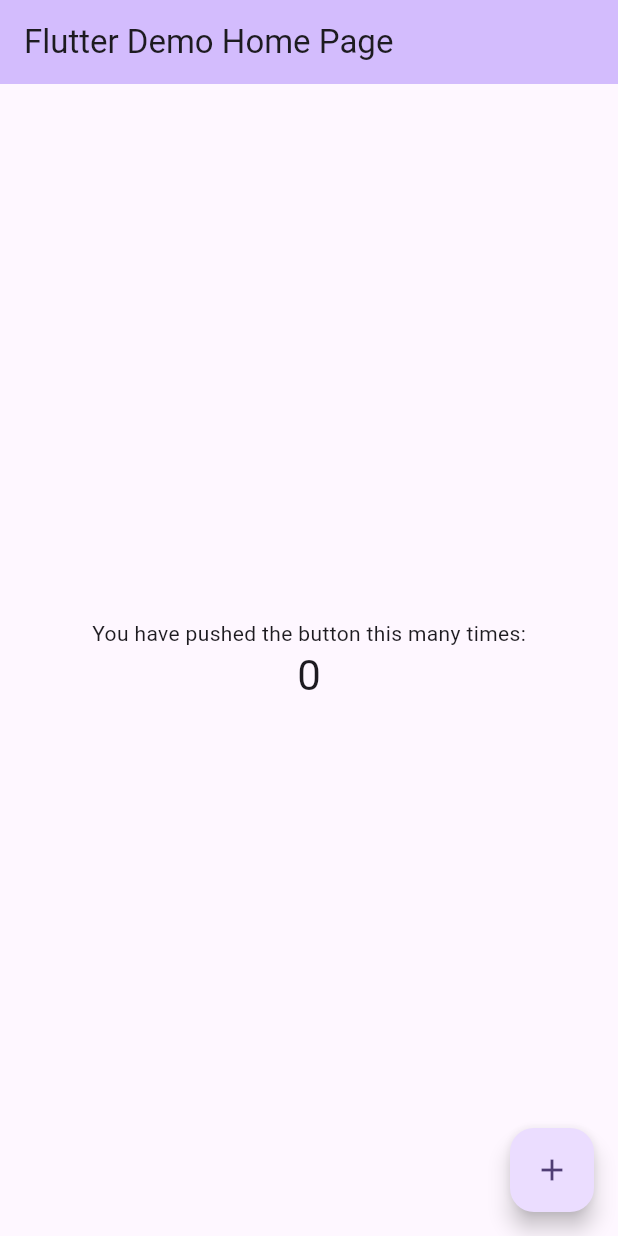
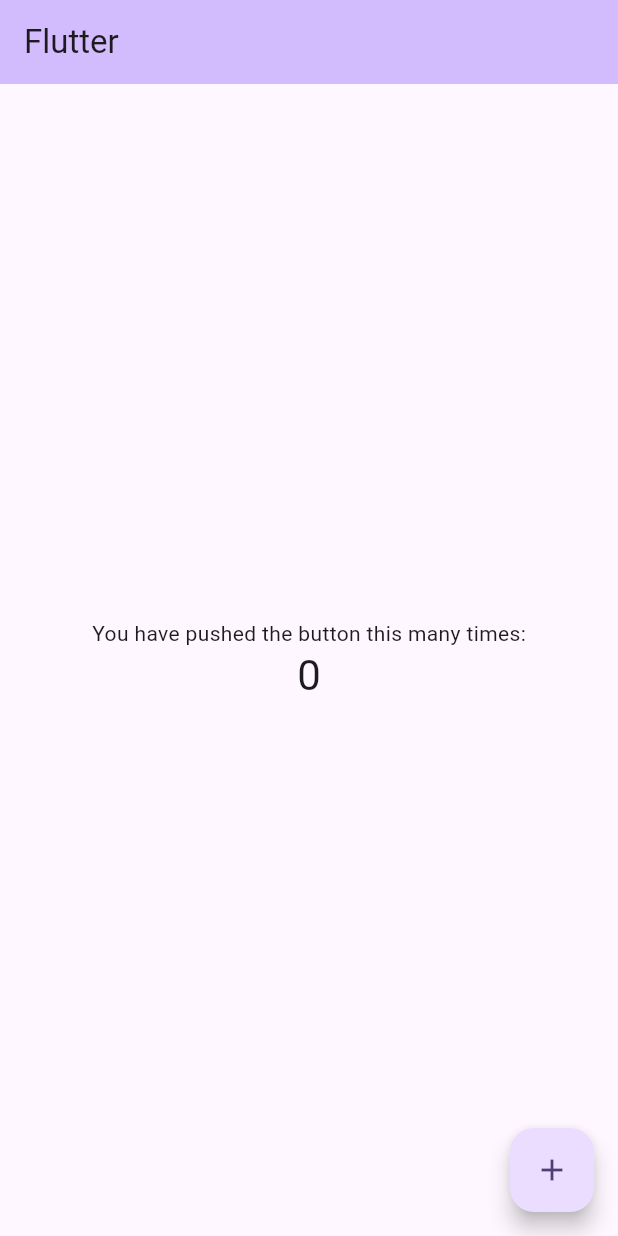
Before and after one commit to alideep5/mono_dope, a Flutter app: the screen it shows after launch, on a phone screen of 412 x 824 dp. Run offline on Flutter 3.47's test engine with Material 3 defaults, Android fonts, the phone set to English and light mode, and no system bars.

Commit message:
feat(app1): change text

```diff
--- a/apps/app1/lib/main.dart
+++ b/apps/app1/lib/main.dart
@@ -16,7 +16,7 @@ class MyApp extends StatelessWidget {
         colorScheme: ColorScheme.fromSeed(seedColor: Colors.deepPurple),
         useMaterial3: true,
       ),
-      home: const MyHomePage(title: 'Flutter Demo Home Page'),
+      home: const MyHomePage(title: 'Flutter'),
     );
   }
 }
```
